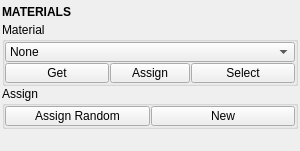
Old version of the form tentacle/ui/materials.ui in the repository m3trik/tentacle.
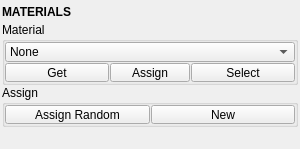
New version of the form. Custom widgets are drawn as their Qt base class.

Patch:
```diff
--- a/tentacle/ui/materials.ui
+++ b/tentacle/ui/materials.ui
@@ -104,13 +104,13 @@
            <property name="minimumSize">
             <size>
              <width>0</width>
-             <height>20</height>
+             <height>19</height>
             </size>
            </property>
            <property name="maximumSize">
             <size>
              <width>16777215</width>
-             <height>20</height>
+             <height>19</height>
             </size>
            </property>
            <property name="toolTip">
@@ -129,13 +129,13 @@
            <property name="minimumSize">
             <size>
              <width>0</width>
-             <height>20</height>
+             <height>19</height>
             </size>
            </property>
            <property name="maximumSize">
             <size>
              <width>16777215</width>
-             <height>20</height>
+             <height>19</height>
             </size>
            </property>
            <property name="toolTip">
@@ -190,13 +190,13 @@
            <property name="minimumSize">
             <size>
              <width>0</width>
-             <height>20</height>
+             <height>19</height>
             </size>
            </property>
            <property name="maximumSize">
             <size>
              <width>16777215</width>
-             <height>20</height>
+             <height>19</height>
             </size>
            </property>
            <property name="toolTip">
@@ -239,13 +239,13 @@
            <property name="minimumSize">
             <size>
              <width>0</width>
-             <height>20</height>
+             <height>19</height>
             </size>
            </property>
            <property name="maximumSize">
             <size>
              <width>16777215</width>
-             <height>20</height>
+             <height>19</height>
             </size>
            </property>
            <property name="toolTip">
@@ -264,13 +264,13 @@
            <property name="minimumSize">
             <size>
              <width>0</width>
-             <height>20</height>
+             <height>19</height>
             </size>
            </property>
            <property name="maximumSize">
             <size>
              <width>16777215</width>
-             <height>20</height>
+             <height>19</height>
             </size>
            </property>
            <property name="toolTip">
```
